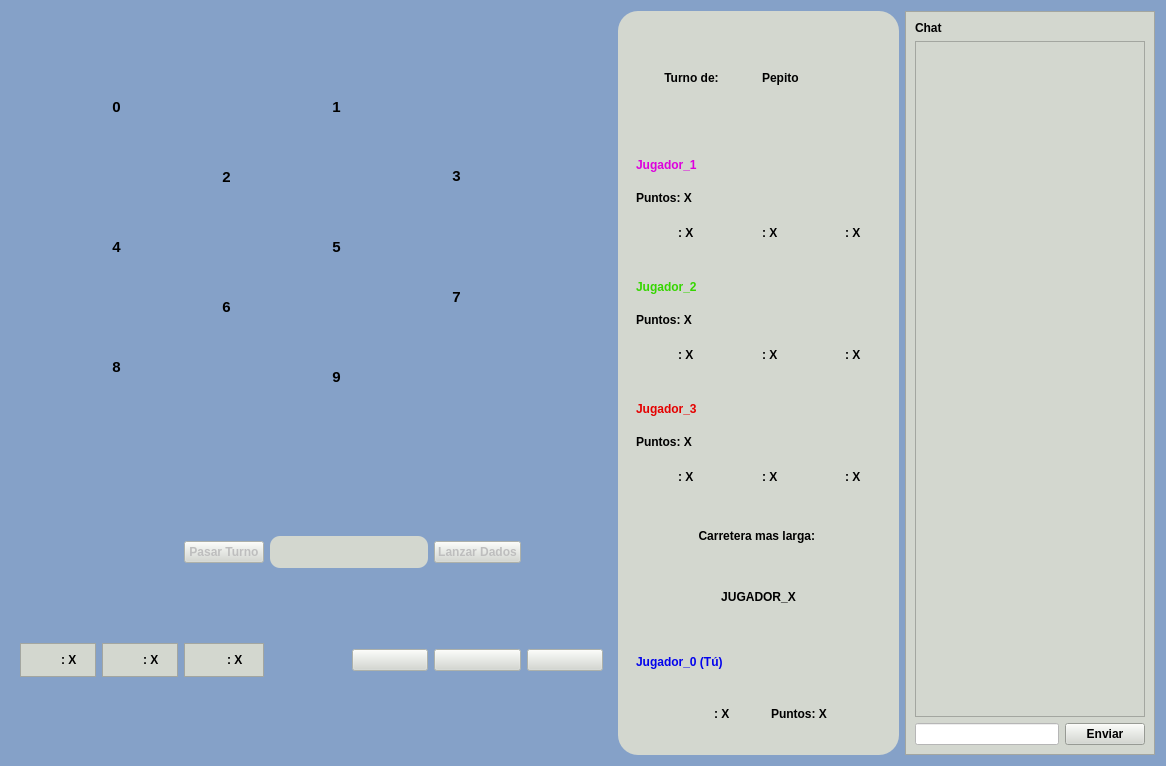
Above: Tareas/T03/client/frontend/ventana_juego.ui from domingo2000/ProgramacionAvanzada before the change. Below: the same form after it.
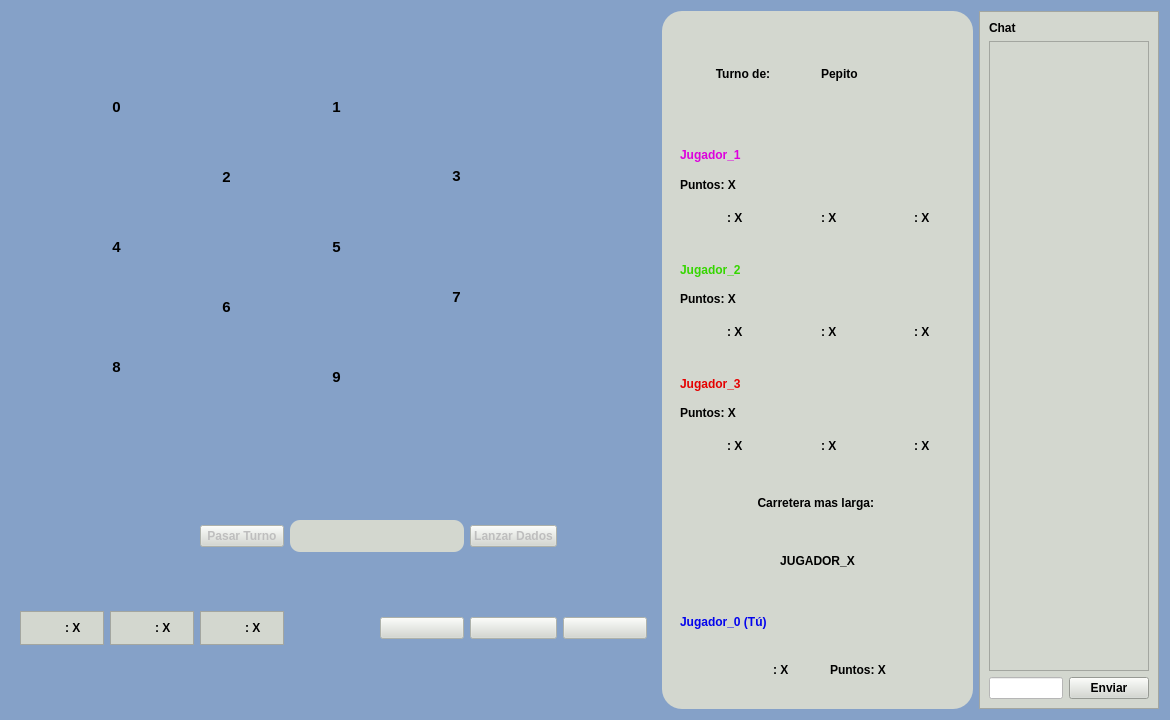
That is the form after the change. Icons and pictures are not drawn.

Commit message: cambios layout juego

The edit to the form file:
```diff
--- a/Tareas/T03/client/frontend/ventana_juego.ui
+++ b/Tareas/T03/client/frontend/ventana_juego.ui
@@ -7,7 +7,7 @@
     <x>0</x>
     <y>0</y>
     <width>1166</width>
-    <height>762</height>
+    <height>716</height>
    </rect>
   </property>
   <property name="acceptDrops">
@@ -27,7 +27,7 @@
     <widget class="QFrame" name="mapa">
      <property name="minimumSize">
       <size>
-       <width>601</width>
+       <width>645</width>
        <height>441</height>
       </size>
      </property>
@@ -1424,8 +1424,8 @@
     <widget class="QFrame" name="informacion_juego">
      <property name="minimumSize">
       <size>
-       <width>281</width>
-       <height>621</height>
+       <width>311</width>
+       <height>651</height>
       </size>
      </property>
      <property name="styleSheet">
@@ -2259,7 +2259,7 @@
      <property name="minimumSize">
       <size>
        <width>180</width>
-       <height>744</height>
+       <height>641</height>
       </size>
      </property>
      <property name="styleSheet">
@@ -2297,7 +2297,7 @@
            <x>0</x>
            <y>0</y>
            <width>158</width>
-           <height>672</height>
+           <height>626</height>
           </rect>
          </property>
          <layout class="QVBoxLayout" name="verticalLayout_2">
@@ -2350,8 +2350,8 @@
     <widget class="QWidget" name="barra_usuario" native="true">
      <property name="minimumSize">
       <size>
-       <width>601</width>
-       <height>201</height>
+       <width>645</width>
+       <height>251</height>
       </size>
      </property>
      <property name="styleSheet">
```
